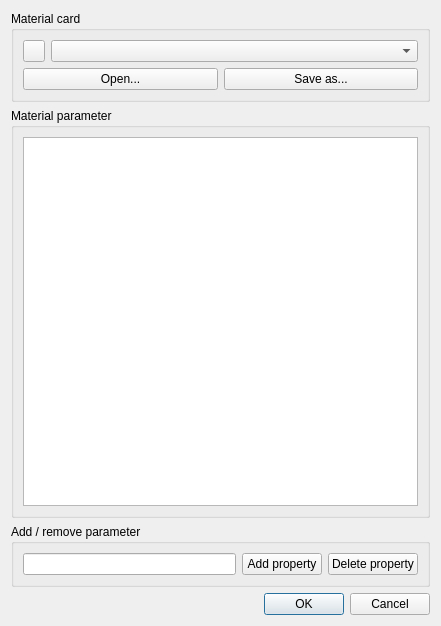
Above: src/Mod/Material/Gui/Resources/ui/materials-editor.ui from southseact-3d/fcd before the change. Below: the same form after it.
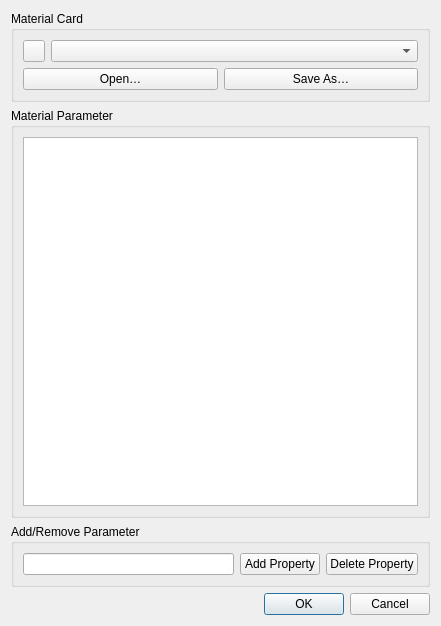
That is the form after the change.

Commit message:
Material: Update UI strings for consistency
Closes: #22130

What changed in the file:
```diff
--- a/src/Mod/Material/Gui/Resources/ui/materials-editor.ui
+++ b/src/Mod/Material/Gui/Resources/ui/materials-editor.ui
@@ -19,7 +19,7 @@
      <item>
       <widget class="QGroupBox" name="groupBox_3">
        <property name="title">
-        <string>Material card</string>
+        <string>Material Card</string>
        </property>
        <layout class="QVBoxLayout" name="verticalLayout_4">
         <item>
@@ -67,7 +67,7 @@
                  <string>Opens an existing material card</string>
                 </property>
                 <property name="text">
-                 <string>Open...</string>
+                 <string>Open…</string>
                 </property>
                </widget>
               </item>
@@ -77,7 +77,7 @@
                  <string>Saves this material as a card</string>
                 </property>
                 <property name="text">
-                 <string>Save as...</string>
+                 <string>Save As…</string>
                 </property>
                </widget>
               </item>
@@ -93,7 +93,7 @@
      <item>
       <widget class="QGroupBox" name="groupBox_4">
        <property name="title">
-        <string>Material parameter</string>
+        <string>Material Parameter</string>
        </property>
        <layout class="QVBoxLayout" name="verticalLayout_5">
         <item>
@@ -112,7 +112,7 @@
      <item>
       <widget class="QGroupBox" name="groupBox_2">
        <property name="title">
-        <string>Add / remove parameter</string>
+        <string>Add/Remove Parameter</string>
        </property>
        <layout class="QVBoxLayout" name="verticalLayout_3">
         <item>
@@ -123,14 +123,14 @@
           <item>
            <widget class="QPushButton" name="ButtonAddProperty">
             <property name="text">
-             <string>Add property</string>
+             <string>Add Property</string>
             </property>
            </widget>
           </item>
           <item>
            <widget class="QPushButton" name="ButtonDeleteProperty">
             <property name="text">
-             <string>Delete property</string>
+             <string>Delete Property</string>
             </property>
            </widget>
           </item>
```
The commit also changes 27 other files.
